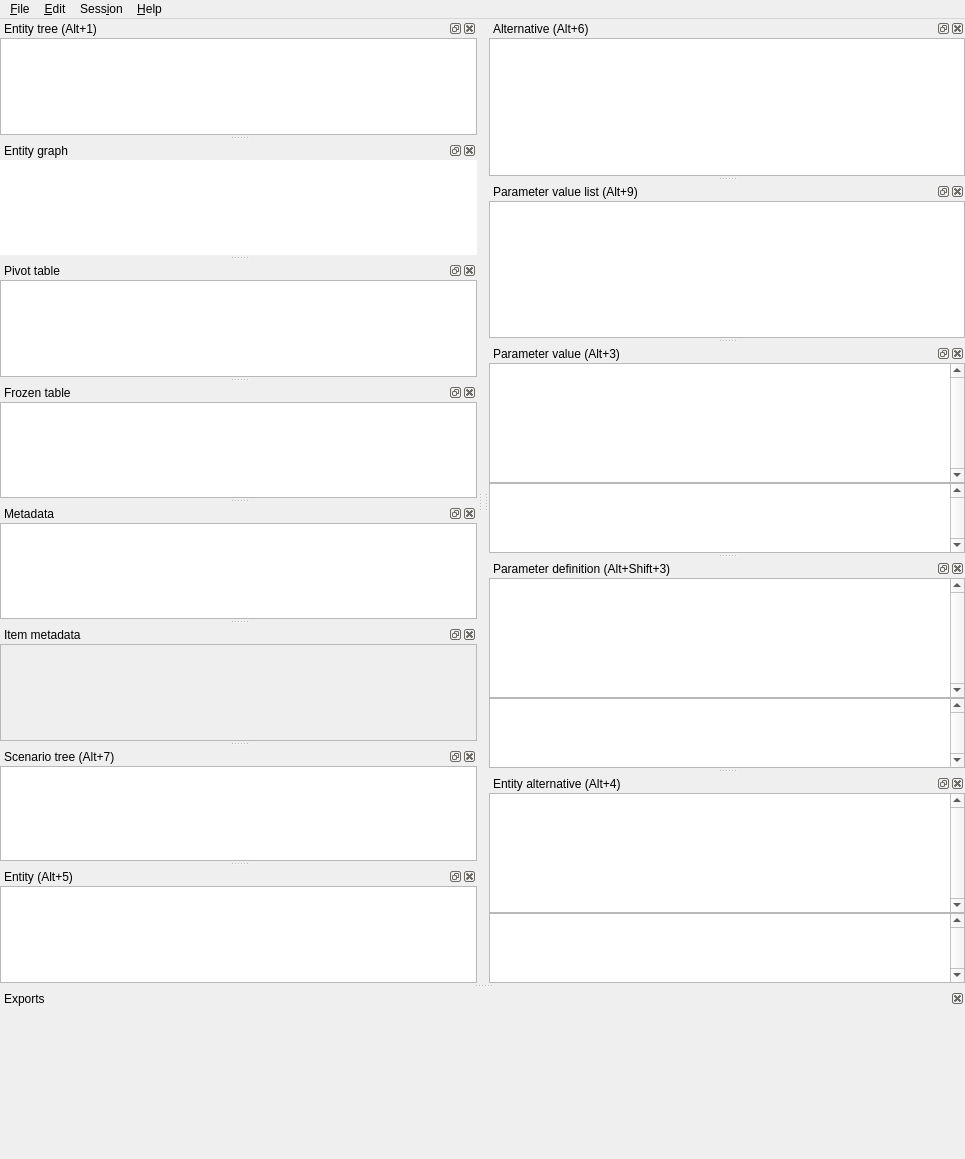
First picture: the form in spinetoolbox/spine_db_editor/ui/spine_db_editor_window.ui, repository spine-tools/Spine-Toolbox, before the edit.
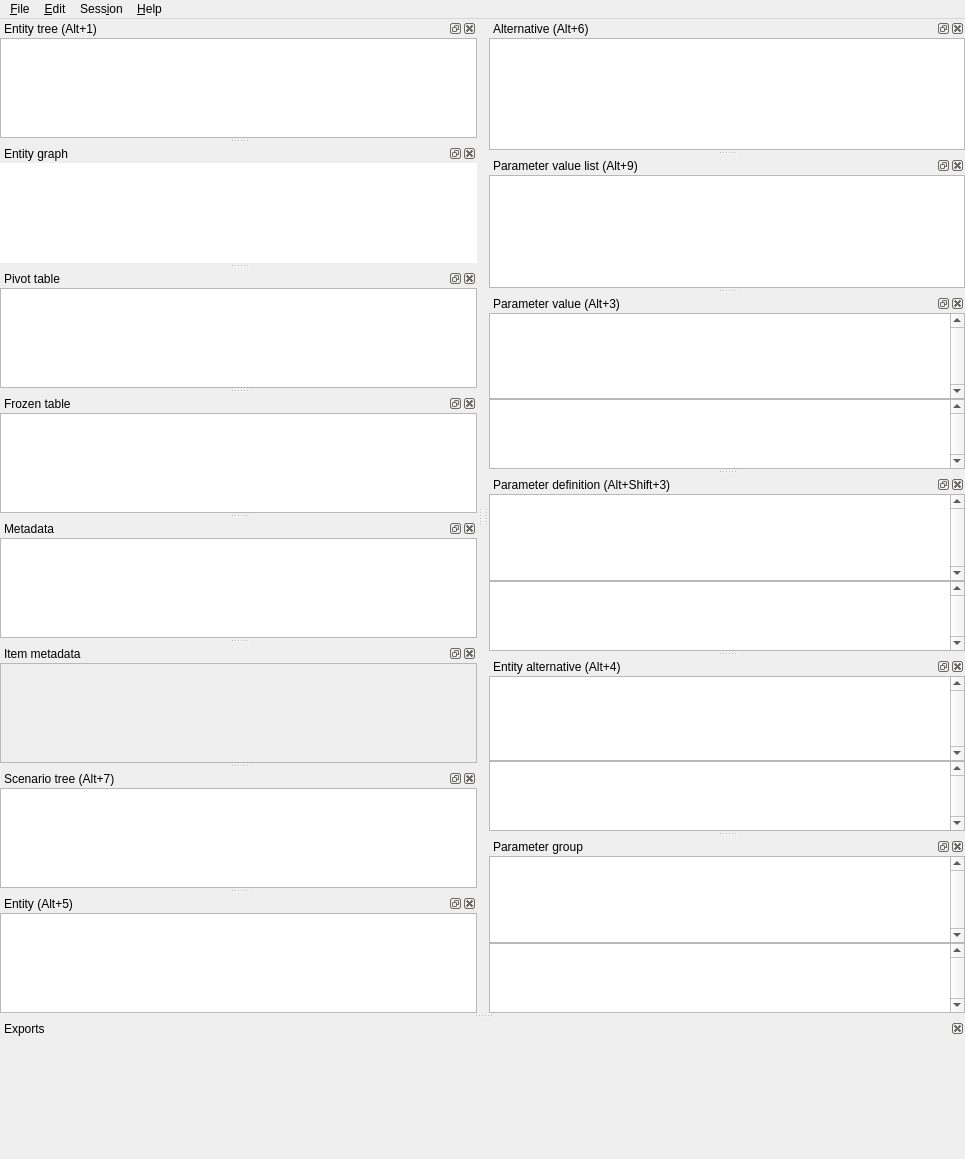
Second picture: the form after the edit. Icons and pictures are not drawn. Custom widgets are drawn as their Qt base class.

Commit message:
Add support for  parameter groups
- Added a parameter group editor dock to DB Editor
- Parameter definition table now has a group column which allow
  selecting a group.
- Parameter value table now has a non-selectable, non-editable
  group column that shows the group's color as background color.
- Parameter values are now sorted by group priority.

Re #3087

The edit to the form file:
```diff
--- a/spinetoolbox/spine_db_editor/ui/spine_db_editor_window.ui
+++ b/spinetoolbox/spine_db_editor/ui/spine_db_editor_window.ui
@@ -893,6 +893,92 @@
     </layout>
    </widget>
   </widget>
+  <widget class="QDockWidget" name="parameter_group_dock_widget">
+   <property name="windowTitle">
+    <string>Parameter group</string>
+   </property>
+   <attribute name="dockWidgetArea">
+    <number>2</number>
+   </attribute>
+   <widget class="ResizeSignallingWidget" name="parameter_group_contents_widget">
+    <layout class="QVBoxLayout" name="verticalLayout_6">
+     <property name="spacing">
+      <number>0</number>
+     </property>
+     <property name="leftMargin">
+      <number>0</number>
+     </property>
+     <property name="topMargin">
+      <number>0</number>
+     </property>
+     <property name="rightMargin">
+      <number>0</number>
+     </property>
+     <property name="bottomMargin">
+      <number>0</number>
+     </property>
+     <item>
+      <widget class="ParameterGroupTableView" name="parameter_group_table_view">
+       <property name="verticalScrollBarPolicy">
+        <enum>Qt::ScrollBarPolicy::ScrollBarAlwaysOn</enum>
+       </property>
+       <property name="horizontalScrollBarPolicy">
+        <enum>Qt::ScrollBarPolicy::ScrollBarAlwaysOff</enum>
+       </property>
+       <property name="tabKeyNavigation">
+        <bool>false</bool>
+       </property>
+       <property name="horizontalScrollMode">
+        <enum>QAbstractItemView::ScrollMode::ScrollPerPixel</enum>
+       </property>
+       <attribute name="horizontalHeaderHighlightSections">
+        <bool>false</bool>
+       </attribute>
+       <attribute name="verticalHeaderVisible">
+        <bool>false</bool>
+       </attribute>
+       <attribute name="verticalHeaderHighlightSections">
+        <bool>false</bool>
+       </attribute>
+      </widget>
+     </item>
+     <item>
+      <widget class="EmptyParameterGroupTableView" name="empty_parameter_group_table_view">
+       <property name="sizePolicy">
+        <sizepolicy hsizetype="Expanding" vsizetype="Preferred">
+         <horstretch>0</horstretch>
+         <verstretch>0</verstretch>
+        </sizepolicy>
+       </property>
+       <property name="verticalScrollBarPolicy">
+        <enum>Qt::ScrollBarPolicy::ScrollBarAlwaysOn</enum>
+       </property>
+       <property name="sizeAdjustPolicy">
+        <enum>QAbstractScrollArea::SizeAdjustPolicy::AdjustToContents</enum>
+       </property>
+       <property name="tabKeyNavigation">
+        <bool>false</bool>
+       </property>
+       <property name="horizontalScrollMode">
+        <enum>QAbstractItemView::ScrollMode::ScrollPerPixel</enum>
+       </property>
+       <attribute name="horizontalHeaderVisible">
+        <bool>false</bool>
+       </attribute>
+       <attribute name="horizontalHeaderHighlightSections">
+        <bool>false</bool>
+       </attribute>
+       <attribute name="verticalHeaderVisible">
+        <bool>false</bool>
+       </attribute>
+       <attribute name="verticalHeaderHighlightSections">
+        <bool>false</bool>
+       </attribute>
+      </widget>
+     </item>
+    </layout>
+   </widget>
+  </widget>
   <action name="actionCommit">
    <property name="enabled">
     <bool>true</bool>
@@ -1380,6 +1466,16 @@
    <extends>QTableView</extends>
    <header>spinetoolbox/spine_db_editor/widgets/custom_qtableview.h</header>
   </customwidget>
+  <customwidget>
+   <class>ParameterGroupTableView</class>
+   <extends>QTableView</extends>
+   <header>spinetoolbox/spine_db_editor/widgets/custom_qtableview.h</header>
+  </customwidget>
+  <customwidget>
+   <class>EmptyParameterGroupTableView</class>
+   <extends>QTableView</extends>
+   <header>spinetoolbox/spine_db_editor/widgets/custom_qtableview.h</header>
+  </customwidget>
  </customwidgets>
  <resources>
   <include location="../../ui/resources/resources_icons.qrc"/>
```
Left out of the diff: 13 changed lines with no effect on the pictures. The commit also changes 36 other files.
